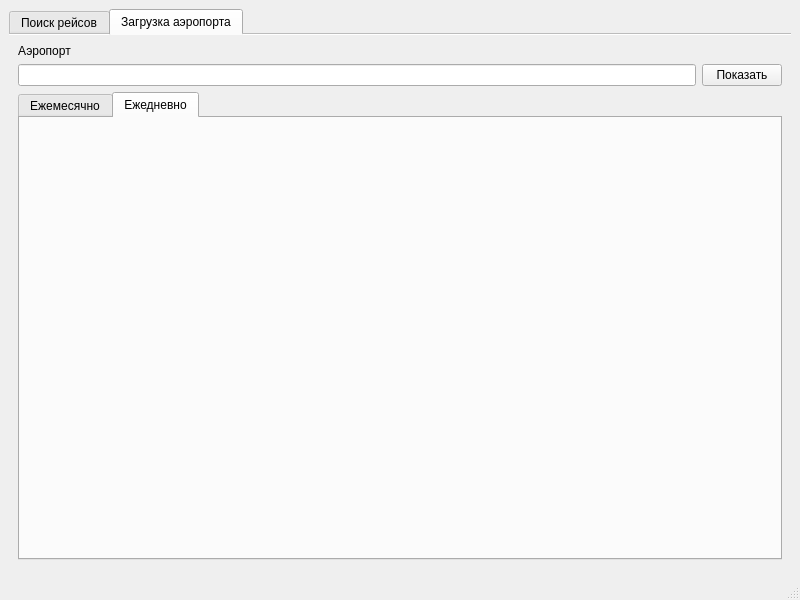
Old version of the form diploma_airport_inspector/airport_inspector/mainwindow.ui in the repository kudzem/netology_qt.
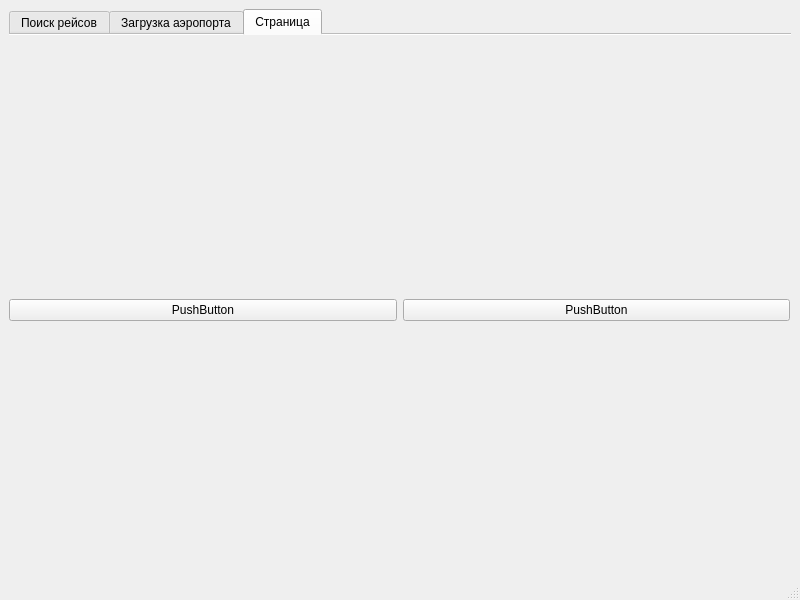
New version of the form. The open tabs and pages were chosen to show the change.

Commit message: Made data input more convinient

```diff
--- a/diploma_airport_inspector/airport_inspector/mainwindow.ui
+++ b/diploma_airport_inspector/airport_inspector/mainwindow.ui
@@ -195,6 +195,37 @@
        <zorder>le_airport_name</zorder>
        <zorder>lb_stat_airport_name</zorder>
       </widget>
+      <widget class="QWidget" name="tab_3">
+       <attribute name="title">
+        <string>Страница</string>
+       </attribute>
+       <widget class="QWidget" name="gridLayoutWidget_2">
+        <property name="geometry">
+         <rect>
+          <x>0</x>
+          <y>10</y>
+          <width>781</width>
+          <height>531</height>
+         </rect>
+        </property>
+        <layout class="QGridLayout" name="gridLayout_5">
+         <item row="0" column="0">
+          <widget class="QPushButton" name="pushButton_3">
+           <property name="text">
+            <string>PushButton</string>
+           </property>
+          </widget>
+         </item>
+         <item row="0" column="1">
+          <widget class="QPushButton" name="pushButton_4">
+           <property name="text">
+            <string>PushButton</string>
+           </property>
+          </widget>
+         </item>
+        </layout>
+       </widget>
+      </widget>
      </widget>
     </item>
    </layout>
```
Left out of the diff: 10 changed lines with no effect on the pictures. The commit also changes 2 other files.
